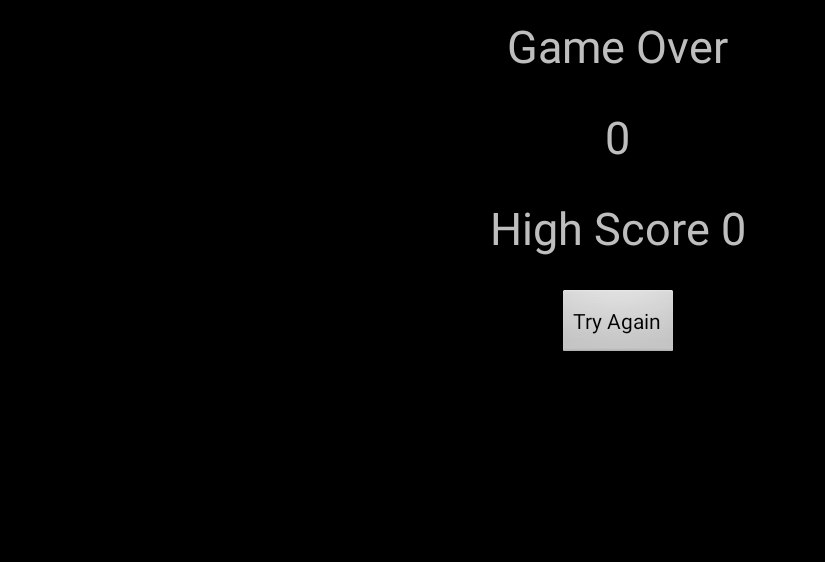
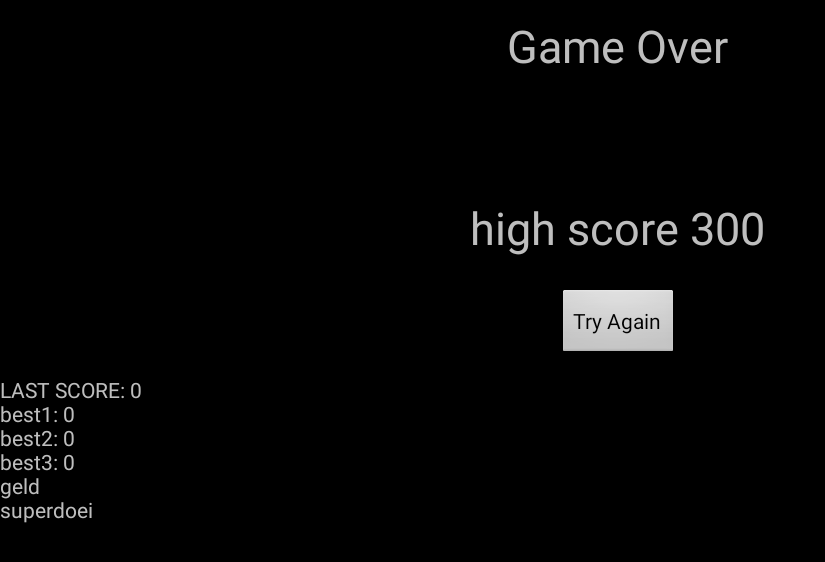
Before and after one commit to mishja/ScumbagPug, an Android app: the gameoverscreen screen opened directly, with no data from a screen before it, on a phone screen of 824 x 412 dp (held sideways). Shown: the top 562 px of the screen, without its empty margins (0-825 px from the left). Run offline under Robolectric (Android 15) with nearby library versions, the phone set to English and light mode, and no system bars.

Commit message:
gameoverscreen proberen werkend te krijgen

```diff
--- a/app/src/main/AndroidManifest.xml
+++ b/app/src/main/AndroidManifest.xml
@@ -29,7 +29,7 @@
             android:name=".ScoreBoard"
             android:screenOrientation="landscape" />
         <activity android:name=".gameoverscreen"
-            android:screenOrientation="landscape"></activity>
+            android:screenOrientation="landscape"/>
     </application>
 
 </manifest>
--- a/app/src/main/java/com/timothypuglia/scumbagpug/gameoverscreen.java
+++ b/app/src/main/java/com/timothypuglia/scumbagpug/gameoverscreen.java
@@ -19,13 +19,17 @@
 
 public class gameoverscreen extends Activity {
 
+    TextView tv_score;
+   private int score = 0;
+  //  int lastScore;
+
+    int best1, best2, best3;
+
     @Override
     protected void onCreate(Bundle savedInstanceState) {
         super.onCreate(savedInstanceState);
         //turn title off
         requestWindowFeature(Window.FEATURE_NO_TITLE);
-
-
         //set to full screen
         View decorView = getWindow().getDecorView();
         decorView.setSystemUiVisibility(
@@ -39,26 +43,69 @@
         //SET CONTEXT
         setContentView(R.layout.activity_gameoverscreen);
 
-        TextView scoreLabel = (TextView) findViewById(R.id.scoreLabel);
-        TextView highScoreLabel =(TextView) findViewById(R.id.highScoreLabel);
+  //      TextView scoreLabel = (TextView) findViewById(R.id.scoreLabel);
+ //       TextView highScoreLabel =(TextView) findViewById(R.id.highScoreLabel);
 
-        int score =getIntent().getIntExtra("playerScore",0);
-        scoreLabel.setText(score+"");
+
+
+        tv_score = (TextView) findViewById(R.id.tv_score);
+        tv_score.setText("SCORE: " + score);
+
+        SharedPreferences preferences = getSharedPreferences("PREFS",0);
+
+
+
+         score =getIntent().getIntExtra("playerScore",0);
+  //      scoreLabel.setText(score+"");
         System.out.println(score);
         SharedPreferences settings = getSharedPreferences("Game_DATA", Context.MODE_PRIVATE);
+
         int highScore = settings.getInt("HIGH_SCORE",0);
+  //      score = preferences.getInt("lastScore",0);
+        best1 = preferences.getInt("best1",0);
+        best2 = preferences.getInt("best2",0);
+        best3 = preferences.getInt("best3",0);
 
-        if(score>highScore){
-            highScoreLabel.setText("High Score: "+score);
+        if(score > best3) {
+            best3 = score;
+            SharedPreferences.Editor editor = preferences.edit();
+            editor.putInt("Best3", best3);
+            editor.apply();
+        }
+        if(score > best2) {
+            int temp = best2;
+            best2 = score;
+            best3 = temp;
+            SharedPreferences.Editor editor = preferences.edit();
+            editor.putInt("Best3", best3);
+            editor.putInt("Best2", best2);
+            editor.apply();
+        }
+        if(score>best1) {
+            int temp = best1;
+            best1 = score;
+            best2 = temp;
+            SharedPreferences.Editor editor = preferences.edit();
+            editor.putInt("Best3", best3);
+            editor.putInt("Best2", best2);
+            editor.apply();
+
+
+  //          highScoreLabel.setText("High Score: "+score);
 
             //save that stuff
-            SharedPreferences.Editor editor = settings.edit();
+   //   SharedPreferences.Editor editor = settings.edit();
             editor.putInt("HIGH_SCORE",score);
             editor.commit();
 
-        }else{
-            highScoreLabel.setText("High Score "+highScore);
         }
+
+      tv_score.setText("LAST SCORE: " + score +"\n" +
+                "best1: " + best1 + "\n" +
+                "best2: " + best2 + "\n" +
+                "best3: " + best3 +"\n"+
+      "geld" + "\n" +
+      "superdoei");
 
     }
 
--- a/app/src/main/res/layout/activity_gameoverscreen.xml
+++ b/app/src/main/res/layout/activity_gameoverscreen.xml
@@ -46,6 +46,13 @@
             android:onClick="tryAgain"
             android:text="Try Again" />
 
+        <TextView
+            android:id="@+id/tv_score"
+            android:layout_width="wrap_content"
+            android:layout_height="wrap_content"
+            android:text="tvscoretexthier"
+            />
+
     </LinearLayout>
 
 
--- a/app/src/main/res/layout/activity_menu.xml
+++ b/app/src/main/res/layout/activity_menu.xml
@@ -100,17 +100,16 @@
 
             <AutoCompleteTextView
                 android:id="@+id/player1NameATV"
-                android:layout_width="wrap_content"
+                android:layout_width="260dp"
                 android:layout_height="wrap_content"
                 android:layout_margin="10dp"
                 android:layout_gravity="center"
                 android:textAlignment="center"
                 android:focusable="true"
                 android:focusableInTouchMode="true"
-                android:hint="Unknown Player"/>
+                android:hint="- insert name here -"/>
 
 
-            <!--ga naar game-overmenu-->
 
 
         </LinearLayout>
```
Also changed, not shown: app/src/main/java/com/timothypuglia/scumbagpug/mainMenu.java (+13 -19 lines), app/src/main/res/drawable-nodpi/fuckinggoeiebackgroundgvd.png (deleted), 1 other file.
